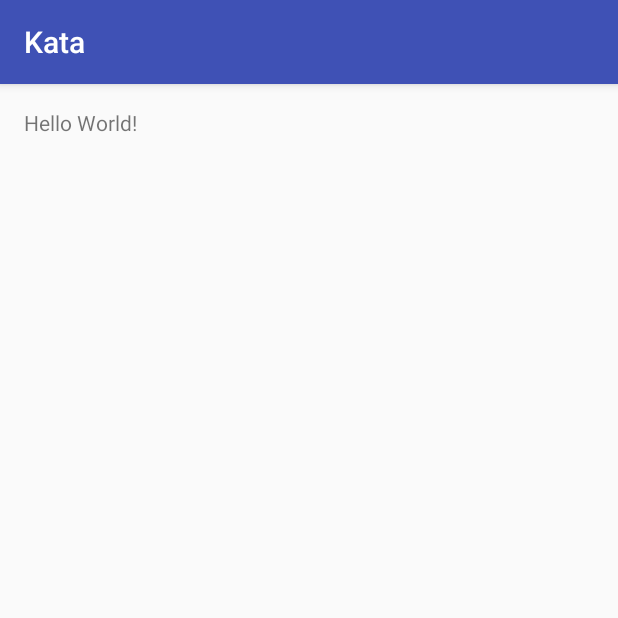
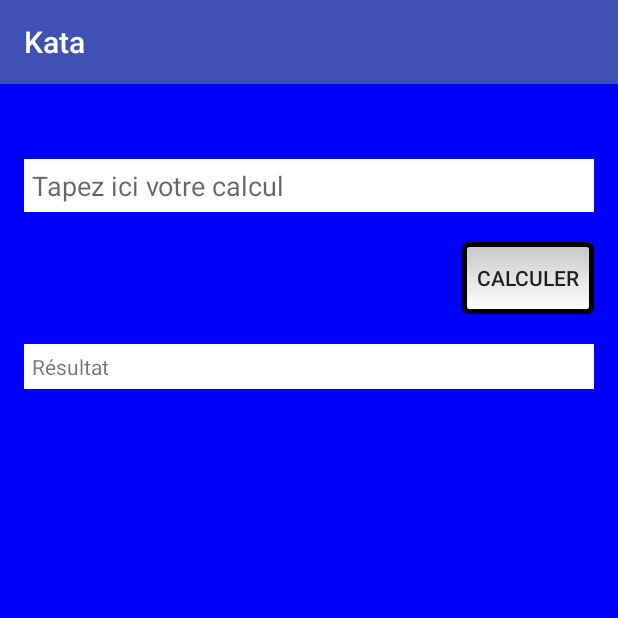
Before and after one commit to lujul/Kata, an Android app: the screen it shows after launch (MainActivity), on a phone screen of 412 x 824 dp, the top half of it. Run offline under Robolectric (Android 15) with nearby library versions, the phone set to English and light mode, and no system bars.

Commit message:
GUI creation

```diff
--- a/app/src/main/java/com/hbdriod/kata/MainActivity.java
+++ b/app/src/main/java/com/hbdriod/kata/MainActivity.java
@@ -1,7 +1,13 @@
 package com.hbdriod.kata;
 
+import android.graphics.Color;
 import android.support.v7.app.AppCompatActivity;
 import android.os.Bundle;
+import android.widget.Button;
+import android.widget.EditText;
+import android.widget.LinearLayout;
+import android.widget.RelativeLayout;
+import android.widget.TextView;
 
 public class MainActivity extends AppCompatActivity {
 
@@ -9,5 +15,13 @@ public class MainActivity extends AppCompatActivity {
     protected void onCreate(Bundle savedInstanceState) {
         super.onCreate(savedInstanceState);
         setContentView(R.layout.activity_main);
+
+        LinearLayout linearLayout = (LinearLayout)findViewById(R.id.main_layout);
+        linearLayout.setBackgroundColor(Color.BLUE);
+        EditText editText = (EditText) findViewById(R.id.text_edit);
+        editText.setBackgroundColor(Color.WHITE);
+
+        TextView textView = (TextView) findViewById(R.id.text);
+        textView.setBackgroundColor(Color.WHITE);
     }
 }
--- /dev/null
+++ b/app/src/main/res/drawable/my_button.xml
@@ -0,0 +1,10 @@
+<?xml version="1.0" encoding="utf-8"?>
+    <shape xmlns:android="http://schemas.android.com/apk/res/android"
+        android:shape="rectangle">
+        <gradient android:startColor="#C8C8C8"
+            android:endColor="#FFFFFF"
+            android:type="linear"
+            android:angle="270" />
+        <corners android:radius="3dp" />
+        <stroke android:width="5px" android:color="#000000" />
+    </shape>
--- a/app/src/main/res/layout/activity_main.xml
+++ b/app/src/main/res/layout/activity_main.xml
@@ -1,16 +1,48 @@
 <?xml version="1.0" encoding="utf-8"?>
-<RelativeLayout xmlns:android="http://schemas.android.com/apk/res/android"
+<LinearLayout xmlns:android="http://schemas.android.com/apk/res/android"
     xmlns:tools="http://schemas.android.com/tools"
+    android:id="@+id/main_layout"
     android:layout_width="match_parent"
     android:layout_height="match_parent"
+    android:orientation="vertical"
     android:paddingBottom="@dimen/activity_vertical_margin"
     android:paddingLeft="@dimen/activity_horizontal_margin"
     android:paddingRight="@dimen/activity_horizontal_margin"
-    android:paddingTop="@dimen/activity_vertical_margin"
+    android:paddingTop="50dp"
+
     tools:context="com.hbdriod.kata.MainActivity">
 
-    <TextView
+    <EditText
+        android:id="@+id/text_edit"
+        android:layout_width="match_parent"
+        android:layout_height="wrap_content"
+        android:hint="Tapez ici votre calcul"
+        android:paddingBottom="5dp"
+        android:paddingLeft="5dp"
+        android:paddingRight="5dp"
+        android:paddingTop="5dp"
+        android:layout_marginBottom="20dp"
+        />
+
+    <Button
+        android:id="@+id/button"
         android:layout_width="wrap_content"
         android:layout_height="wrap_content"
-        android:text="Hello World!" />
-</RelativeLayout>
+        android:text="Calculer"
+        android:layout_gravity="right"
+        android:layout_marginBottom="20dp"
+        android:background="@drawable/my_button"
+        />
+
+    <TextView
+        android:id="@+id/text"
+        android:layout_width="match_parent"
+        android:layout_height="wrap_content"
+        android:paddingBottom="5dp"
+        android:paddingLeft="5dp"
+        android:paddingRight="5dp"
+        android:paddingTop="5dp"
+        android:text="Résultat"
+        />
+
+</LinearLayout>
--- a/build.gradle
+++ b/build.gradle
@@ -5,7 +5,7 @@ buildscript {
         jcenter()
     }
     dependencies {
-        classpath 'com.android.tools.build:gradle:2.1.3'
+        classpath 'com.android.tools.build:gradle:2.2.0'
 
         // NOTE: Do not place your application dependencies here; they belong
         // in the individual module build.gradle files
```
